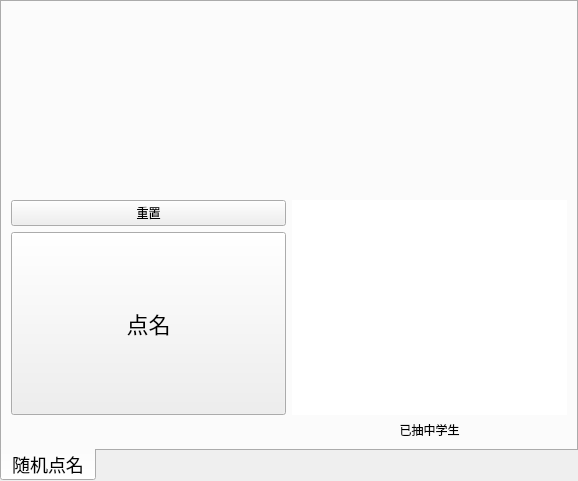
First picture: the form in display/extrawindow.ui, repository bili9blood/class-system, before the edit.
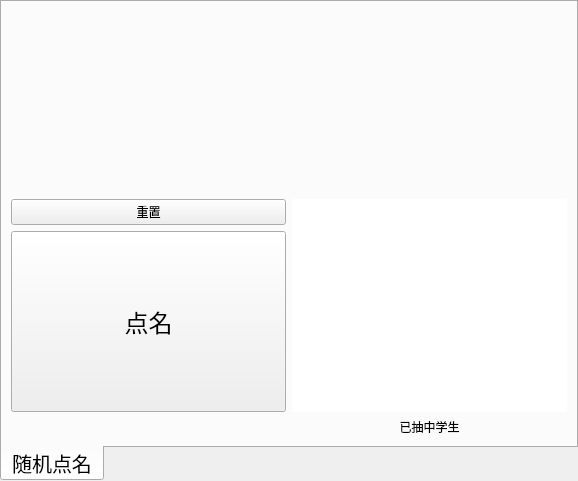
Second picture: the form after the edit.

Commit message: feat: change font size

What changed in the file:
```diff
--- a/display/extrawindow.ui
+++ b/display/extrawindow.ui
@@ -30,7 +30,7 @@
     <widget class="QTabWidget" name="tab_widget">
      <property name="styleSheet">
       <string notr="true">QTabWidget {
-  font-size: 18px;
+  font-size: 20px;
 }</string>
      </property>
      <property name="tabPosition">
@@ -70,7 +70,7 @@
           </sizepolicy>
          </property>
          <property name="styleSheet">
-          <string notr="true">font-size: 22px;</string>
+          <string notr="true">font-size: 24px;</string>
          </property>
          <property name="text">
           <string>点名</string>
@@ -80,7 +80,7 @@
        <item row="0" column="0" colspan="2">
         <widget class="QLabel" name="cur_called_label">
          <property name="styleSheet">
-          <string notr="true">font-size: 28px;
+          <string notr="true">font-size: 30px;
 font-weight: bold;</string>
          </property>
          <property name="alignment">
```
The commit also changes 4 other files.
